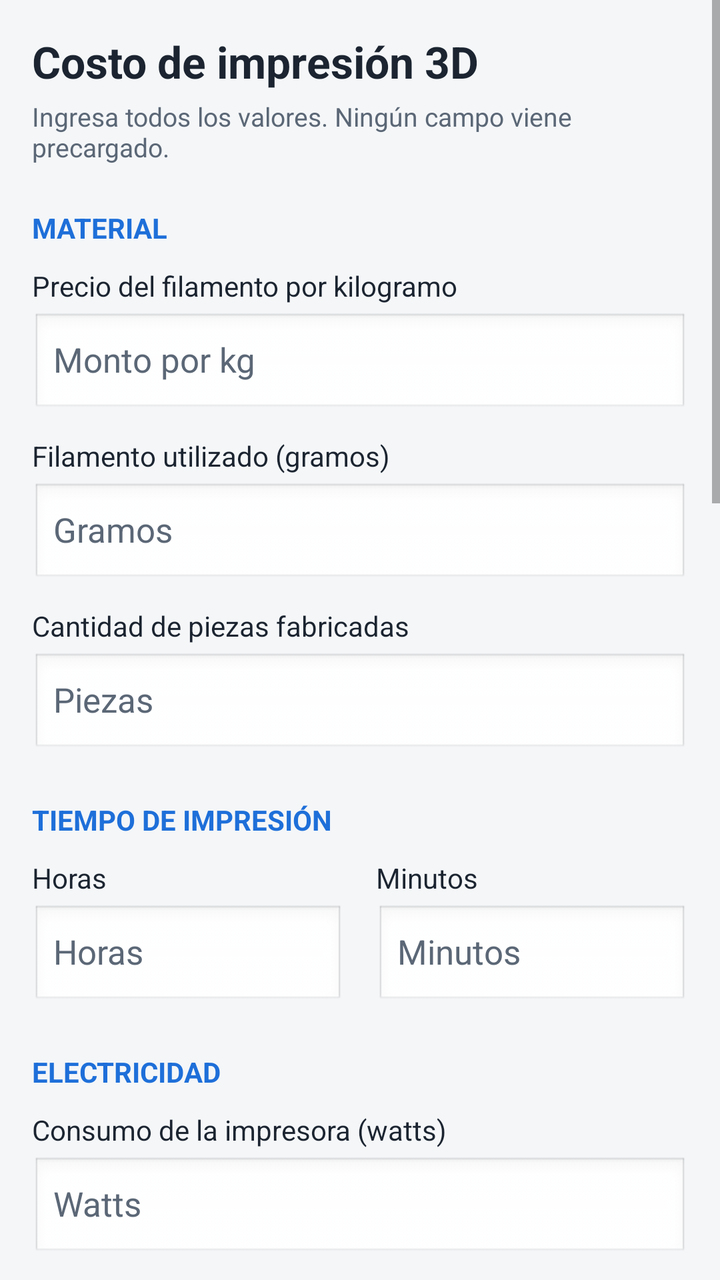
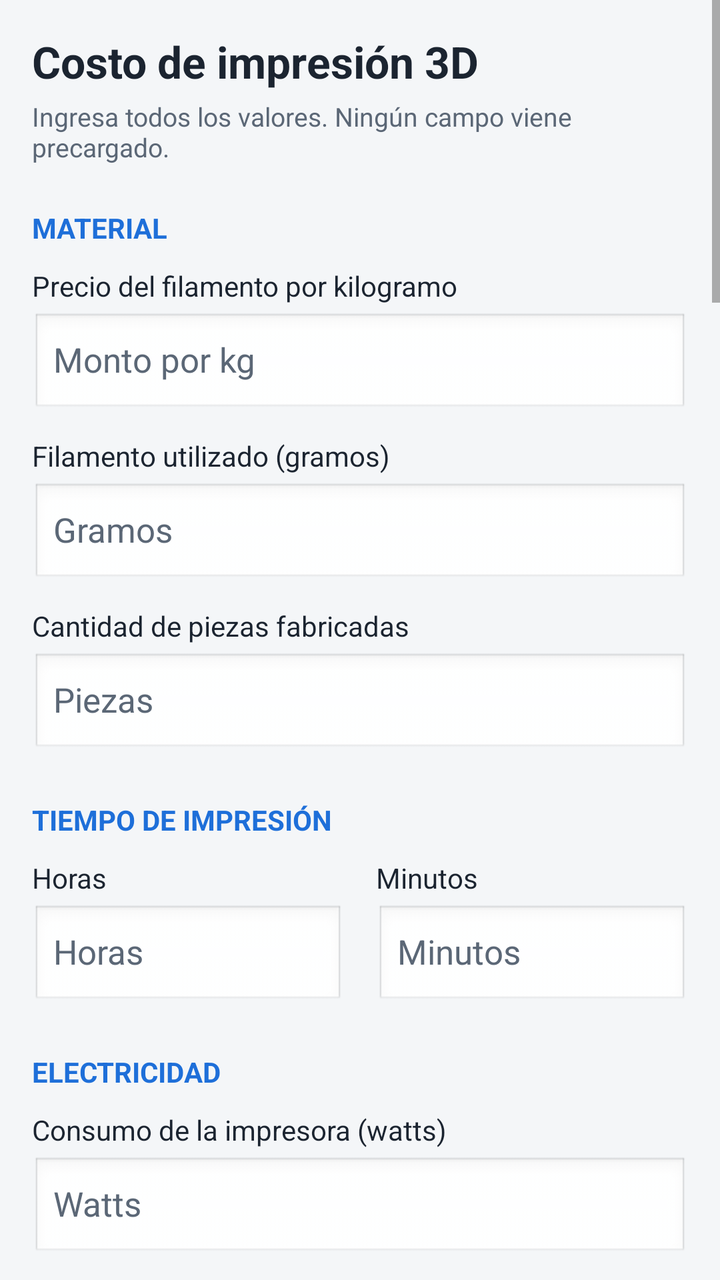

Compare the two renders of this Android layout. The source of the first and the diff that turns it into the second are given below.
<!-- AndroidManifest.xml: application theme AppTheme -->
<!-- res/layout/activity_main.xml -->
<?xml version="1.0" encoding="utf-8"?>
<ScrollView xmlns:android="http://schemas.android.com/apk/res/android"
    android:layout_width="match_parent"
    android:layout_height="match_parent"
    android:background="@color/fondo"
    android:fillViewport="true"
    android:scrollbars="vertical">

    <LinearLayout
        android:layout_width="match_parent"
        android:layout_height="wrap_content"
        android:orientation="vertical"
        android:padding="16dp">

        <TextView
            android:layout_width="match_parent"
            android:layout_height="wrap_content"
            android:text="@string/titulo"
            android:textColor="@color/texto"
            android:textSize="22sp"
            android:textStyle="bold" />

        <TextView
            android:layout_width="match_parent"
            android:layout_height="wrap_content"
            android:layout_marginTop="4dp"
            android:text="@string/subtitulo"
            android:textColor="@color/texto_suave"
            android:textSize="13sp" />

        
        <TextView style="@style/Seccion" android:text="@string/sec_material" />

        <TextView style="@style/Etiqueta" android:text="@string/lbl_precio_kg" />
        <EditText
            android:id="@+id/et_precio_kg"
            style="@style/Campo"
            android:hint="@string/hint_precio_kg"
            android:inputType="numberDecimal" />

        <TextView style="@style/Etiqueta" android:text="@string/lbl_gramos" />
        <EditText
            android:id="@+id/et_gramos"
            style="@style/Campo"
            android:hint="@string/hint_gramos"
            android:inputType="numberDecimal" />

        <TextView style="@style/Etiqueta" android:text="@string/lbl_piezas" />
        <EditText
            android:id="@+id/et_piezas"
            style="@style/Campo"
            android:hint="@string/hint_piezas"
            android:inputType="number" />

        
        <TextView style="@style/Seccion" android:text="@string/sec_tiempo" />

        <LinearLayout
            android:layout_width="match_parent"
            android:layout_height="wrap_content"
            android:orientation="horizontal">

            <LinearLayout
                android:layout_width="0dp"
                android:layout_height="wrap_content"
                android:layout_marginEnd="8dp"
                android:layout_weight="1"
                android:orientation="vertical">

                <TextView style="@style/Etiqueta" android:text="@string/lbl_horas" />
                <EditText
                    android:id="@+id/et_horas"
                    style="@style/Campo"
                    android:hint="@string/hint_horas"
                    android:inputType="numberDecimal" />
            </LinearLayout>

            <LinearLayout
                android:layout_width="0dp"
                android:layout_height="wrap_content"
                android:layout_marginStart="8dp"
                android:layout_weight="1"
                android:orientation="vertical">

                <TextView style="@style/Etiqueta" android:text="@string/lbl_minutos" />
                <EditText
                    android:id="@+id/et_minutos"
                    style="@style/Campo"
                    android:hint="@string/hint_minutos"
                    android:inputType="numberDecimal" />
            </LinearLayout>
        </LinearLayout>

        
        <TextView style="@style/Seccion" android:text="@string/sec_electricidad" />

        <TextView style="@style/Etiqueta" android:text="@string/lbl_watts" />
        <EditText
            android:id="@+id/et_watts"
            style="@style/Campo"
            android:hint="@string/hint_watts"
            android:inputType="numberDecimal" />

        <TextView style="@style/Etiqueta" android:text="@string/lbl_precio_kwh" />
        <EditText
            android:id="@+id/et_precio_kwh"
            style="@style/Campo"
            android:hint="@string/hint_precio_kwh"
            android:inputType="numberDecimal" />

        
        <TextView style="@style/Seccion" android:text="@string/sec_impresora" />

        <TextView style="@style/Etiqueta" android:text="@string/lbl_precio_impresora" />
        <EditText
            android:id="@+id/et_precio_impresora"
            style="@style/Campo"
            android:hint="@string/hint_precio_impresora"
            android:inputType="numberDecimal" />
        <LinearLayout style="@style/FilaSugerido">
            <TextView
                android:id="@+id/tv_sug_precio_impresora"
                style="@style/TextoSugerido" />
            <Button
                android:id="@+id/btn_usar_precio_impresora"
                style="@style/BotonUsar" />
        </LinearLayout>

        <TextView style="@style/Etiqueta" android:text="@string/lbl_vida_util" />
        <EditText
            android:id="@+id/et_vida_util"
            style="@style/Campo"
            android:hint="@string/hint_vida_util"
            android:inputType="numberDecimal" />
        <LinearLayout style="@style/FilaSugerido">
            <TextView
                android:id="@+id/tv_sug_vida_util"
                style="@style/TextoSugerido" />
            <Button
                android:id="@+id/btn_usar_vida_util"
                style="@style/BotonUsar" />
        </LinearLayout>

        <TextView style="@style/Etiqueta" android:text="@string/lbl_mantenimiento" />
        <EditText
            android:id="@+id/et_mantenimiento"
            style="@style/Campo"
            android:hint="@string/hint_mantenimiento"
            android:imeOptions="actionDone"
            android:inputType="numberDecimal" />
        <LinearLayout style="@style/FilaSugerido">
            <TextView
                android:id="@+id/tv_sug_mantenimiento"
                style="@style/TextoSugerido" />
            <Button
                android:id="@+id/btn_usar_mantenimiento"
                style="@style/BotonUsar" />
        </LinearLayout>

        
        <LinearLayout
            android:layout_width="match_parent"
            android:layout_height="wrap_content"
            android:layout_marginTop="20dp"
            android:orientation="horizontal">

            <Button
                android:id="@+id/btn_calcular"
                android:layout_width="0dp"
                android:layout_height="52dp"
                android:layout_marginEnd="8dp"
                android:layout_weight="1"
                android:text="@string/btn_calcular"
                android:textStyle="bold" />

            <Button
                android:id="@+id/btn_limpiar"
                android:layout_width="0dp"
                android:layout_height="52dp"
                android:layout_marginStart="8dp"
                android:layout_weight="1"
                android:text="@string/btn_limpiar" />
        </LinearLayout>

        <TextView
            android:id="@+id/tv_status"
            android:layout_width="match_parent"
            android:layout_height="wrap_content"
            android:layout_marginTop="12dp"
            android:text="@string/status_inicial"
            android:textColor="@color/texto_suave"
            android:textSize="14sp" />

        
        <TextView style="@style/Seccion" android:text="@string/sec_resultados" />

        <LinearLayout
            android:layout_width="match_parent"
            android:layout_height="wrap_content"
            android:background="@color/tarjeta"
            android:orientation="vertical"
            android:padding="14dp">

            <LinearLayout style="@style/FilaResultado">
                <TextView style="@style/ResultadoEtiqueta" android:text="@string/res_material" />
                <TextView
                    android:id="@+id/tv_material"
                    style="@style/ResultadoValor"
                    android:text="@string/vacio" />
            </LinearLayout>

            <LinearLayout style="@style/FilaResultado">
                <TextView style="@style/ResultadoEtiqueta" android:text="@string/res_electricidad" />
                <TextView
                    android:id="@+id/tv_electricidad"
                    style="@style/ResultadoValor"
                    android:text="@string/vacio" />
            </LinearLayout>

            <LinearLayout style="@style/FilaResultado">
                <TextView style="@style/ResultadoEtiqueta" android:text="@string/res_depreciacion" />
                <TextView
                    android:id="@+id/tv_depreciacion"
                    style="@style/ResultadoValor"
                    android:text="@string/vacio" />
            </LinearLayout>

            <LinearLayout style="@style/FilaResultado">
                <TextView style="@style/ResultadoEtiqueta" android:text="@string/res_mantenimiento" />
                <TextView
                    android:id="@+id/tv_mantenimiento"
                    style="@style/ResultadoValor"
                    android:text="@string/vacio" />
            </LinearLayout>

            <View
                android:layout_width="match_parent"
                android:layout_height="1dp"
                android:layout_marginTop="6dp"
                android:layout_marginBottom="6dp"
                android:background="@color/linea" />

            <LinearLayout style="@style/FilaResultado">
                <TextView
                    style="@style/ResultadoEtiqueta"
                    android:text="@string/res_total"
                    android:textStyle="bold" />
                <TextView
                    android:id="@+id/tv_total"
                    style="@style/ResultadoValor"
                    android:text="@string/vacio"
                    android:textSize="20sp" />
            </LinearLayout>

            <LinearLayout style="@style/FilaResultado">
                <TextView
                    style="@style/ResultadoEtiqueta"
                    android:text="@string/res_unitario"
                    android:textStyle="bold" />
                <TextView
                    android:id="@+id/tv_unitario"
                    style="@style/ResultadoValor"
                    android:text="@string/vacio"
                    android:textSize="20sp" />
            </LinearLayout>
        </LinearLayout>

        <TextView
            android:layout_width="match_parent"
            android:layout_height="wrap_content"
            android:layout_marginTop="12dp"
            android:layout_marginBottom="24dp"
            android:text="@string/nota_formato"
            android:textColor="@color/texto_suave"
            android:textSize="12sp" />
    </LinearLayout>
</ScrollView>
<!-- resources referenced by this layout -->
<resources>
  <color name="fondo">#F4F6F8</color>
  <color name="linea">#D5DBE2</color>
  <color name="tarjeta">#FFFFFF</color>
  <color name="texto">#1B2430</color>
  <color name="texto_suave">#5B6776</color>
  <string name="btn_calcular">CALCULAR</string>
  <string name="btn_limpiar">LIMPIAR</string>
  <string name="hint_gramos">Gramos</string>
  <string name="hint_horas">Horas</string>
  <string name="hint_minutos">Minutos</string>
  <string name="hint_piezas">Piezas</string>
  <string name="hint_precio_kg">Monto por kg</string>
  <string name="hint_precio_kwh">Monto por kWh</string>
  <string name="hint_watts">Watts</string>
  <string name="lbl_horas">Horas</string>
  <string name="lbl_minutos">Minutos</string>
  <string name="nota_formato">Usa punto o coma como separador decimal, sin separador de miles. Los montos se muestran en pesos chilenos (CLP), redondeados al peso; los cálculos internos usan los valores exactos.</string>
  <string name="res_depreciacion">Depreciación</string>
  <string name="res_electricidad">Electricidad</string>
  <string name="res_material">Material</string>
  <string name="res_total">COSTO TOTAL</string>
  <string name="res_unitario">COSTO UNITARIO</string>
  <string name="sec_electricidad">Electricidad</string>
  <string name="sec_impresora">Impresora</string>
  <string name="sec_material">Material</string>
  <string name="sec_resultados">Resultados</string>
  <string name="sec_tiempo">Tiempo de impresión</string>
  <string name="titulo">Costo de impresión 3D</string>
  <string name="vacio">—</string>
  <string name="btn_usar">USAR</string>
  <color name="acento">#1E6FD9</color>
  <!-- unchanged entries left out for length: 25 -->
</resources>

<!-- the commit's change to res/layout/activity_main.xml (unified diff, before → after) -->
@@ -109,6 +109,90 @@
             android:inputType="numberDecimal" />
 
         
+        <TextView style="@style/Subtitulo" android:text="@string/sub_region" />
+
+        <Spinner
+            android:id="@+id/sp_region"
+            android:layout_width="match_parent"
+            android:layout_height="52dp"
+            android:layout_marginTop="4dp" />
+
+        <Button
+            android:id="@+id/btn_detectar"
+            android:layout_width="match_parent"
+            android:layout_height="48dp"
+            android:layout_marginTop="6dp"
+            android:text="@string/btn_detectar" />
+
+        <TextView
+            android:id="@+id/tv_region_info"
+            android:layout_width="match_parent"
+            android:layout_height="wrap_content"
+            android:layout_marginTop="6dp"
+            android:text="@string/region_info_inicial"
+            android:textColor="@color/texto"
+            android:textSize="13sp" />
+
+        <LinearLayout style="@style/FilaSugerido">
+            <TextView
+                android:id="@+id/tv_region_ref"
+                style="@style/TextoSugerido"
+                android:text="@string/region_ref_ninguna" />
+            <Button
+                android:id="@+id/btn_usar_region"
+                style="@style/BotonUsar" />
+        </LinearLayout>
+
+        
+        <TextView style="@style/Subtitulo" android:text="@string/sub_boleta" />
+
+        <LinearLayout
+            android:layout_width="match_parent"
+            android:layout_height="wrap_content"
+            android:orientation="horizontal">
+
+            <LinearLayout
+                android:layout_width="0dp"
+                android:layout_height="wrap_content"
+                android:layout_marginEnd="8dp"
+                android:layout_weight="1"
+                android:orientation="vertical">
+
+                <TextView style="@style/Etiqueta" android:text="@string/lbl_boleta_monto" />
+                <EditText
+                    android:id="@+id/et_boleta_monto"
+                    style="@style/Campo"
+                    android:hint="@string/hint_boleta_monto"
+                    android:inputType="numberDecimal" />
+            </LinearLayout>
+
+            <LinearLayout
+                android:layout_width="0dp"
+                android:layout_height="wrap_content"
+                android:layout_marginStart="8dp"
+                android:layout_weight="1"
+                android:orientation="vertical">
+
+                <TextView style="@style/Etiqueta" android:text="@string/lbl_boleta_kwh" />
+                <EditText
+                    android:id="@+id/et_boleta_kwh"
+                    style="@style/Campo"
+                    android:hint="@string/hint_boleta_kwh"
+                    android:inputType="numberDecimal" />
+            </LinearLayout>
+        </LinearLayout>
+
+        <LinearLayout style="@style/FilaSugerido">
+            <TextView
+                android:id="@+id/tv_boleta_resultado"
+                style="@style/TextoSugerido"
+                android:text="@string/boleta_ayuda" />
+            <Button
+                android:id="@+id/btn_usar_boleta"
+                style="@style/BotonUsar" />
+        </LinearLayout>
+
+        
         <TextView style="@style/Seccion" android:text="@string/sec_impresora" />
 
         <TextView style="@style/Etiqueta" android:text="@string/lbl_precio_impresora" />
@@ -146,7 +230,6 @@
             android:id="@+id/et_mantenimiento"
             style="@style/Campo"
             android:hint="@string/hint_mantenimiento"
-            android:imeOptions="actionDone"
             android:inputType="numberDecimal" />
         <LinearLayout style="@style/FilaSugerido">
             <TextView
@@ -158,6 +241,47 @@
         </LinearLayout>
 
         
+        <TextView style="@style/Seccion" android:text="@string/sec_extras" />
+
+        <TextView style="@style/Etiqueta" android:text="@string/lbl_horas_trabajo" />
+        <EditText
+            android:id="@+id/et_horas_trabajo"
+            style="@style/Campo"
+            android:hint="@string/hint_horas_trabajo"
+            android:inputType="numberDecimal" />
+
+        <TextView style="@style/Etiqueta" android:text="@string/lbl_costo_hora_trabajo" />
+        <EditText
+            android:id="@+id/et_costo_hora_trabajo"
+            style="@style/Campo"
+            android:hint="@string/hint_costo_hora_trabajo"
+            android:inputType="numberDecimal" />
+
+        <TextView style="@style/Etiqueta" android:text="@string/lbl_merma" />
+        <EditText
+            android:id="@+id/et_merma"
+            style="@style/Campo"
+            android:hint="@string/hint_merma"
+            android:inputType="numberDecimal" />
+
+        <TextView style="@style/Etiqueta" android:text="@string/lbl_margen" />
+        <EditText
+            android:id="@+id/et_margen"
+            style="@style/Campo"
+            android:hint="@string/hint_margen"
+            android:imeOptions="actionDone"
+            android:inputType="numberDecimal" />
+
+        <CheckBox
+            android:id="@+id/cb_iva"
+            android:layout_width="match_parent"
+            android:layout_height="wrap_content"
+            android:layout_marginTop="8dp"
+            android:text="@string/cb_iva"
+            android:textColor="@color/texto"
+            android:textSize="14sp" />
+
+        
         <LinearLayout
             android:layout_width="match_parent"
             android:layout_height="wrap_content"
@@ -229,6 +353,22 @@
                 <TextView style="@style/ResultadoEtiqueta" android:text="@string/res_mantenimiento" />
                 <TextView
                     android:id="@+id/tv_mantenimiento"
+                    style="@style/ResultadoValor"
+                    android:text="@string/vacio" />
+            </LinearLayout>
+
+            <LinearLayout style="@style/FilaResultado">
+                <TextView style="@style/ResultadoEtiqueta" android:text="@string/res_mano_obra" />
+                <TextView
+                    android:id="@+id/tv_mano_obra"
+                    style="@style/ResultadoValor"
+                    android:text="@string/vacio" />
+            </LinearLayout>
+
+            <LinearLayout style="@style/FilaResultado">
+                <TextView style="@style/ResultadoEtiqueta" android:text="@string/res_merma" />
+                <TextView
+                    android:id="@+id/tv_merma"
                     style="@style/ResultadoValor"
                     android:text="@string/vacio" />
             </LinearLayout>
@@ -262,6 +402,41 @@
                     style="@style/ResultadoValor"
                     android:text="@string/vacio"
                     android:textSize="20sp" />
+            </LinearLayout>
+        </LinearLayout>
+
+        
+        <TextView style="@style/Seccion" android:text="@string/sec_venta" />
+
+        <LinearLayout
+            android:layout_width="match_parent"
+            android:layout_height="wrap_content"
+            android:background="@color/tarjeta"
+            android:orientation="vertical"
+            android:padding="14dp">
+
+            <LinearLayout style="@style/FilaResultado">
+                <TextView style="@style/ResultadoEtiqueta" android:text="@string/res_precio_venta" />
+                <TextView
+                    android:id="@+id/tv_precio_venta"
+                    style="@style/ResultadoValor"
+                    android:text="@string/vacio" />
+            </LinearLayout>
+
+            <LinearLayout style="@style/FilaResultado">
+                <TextView style="@style/ResultadoEtiqueta" android:text="@string/res_precio_iva" />
+                <TextView
+                    android:id="@+id/tv_precio_iva"
+                    style="@style/ResultadoValor"
+                    android:text="@string/vacio" />
+            </LinearLayout>
+
+            <LinearLayout style="@style/FilaResultado">
+                <TextView style="@style/ResultadoEtiqueta" android:text="@string/res_ganancia" />
+                <TextView
+                    android:id="@+id/tv_ganancia"
+                    style="@style/ResultadoValor"
+                    android:text="@string/vacio" />
             </LinearLayout>
         </LinearLayout>
 
<!-- resource entries referenced after the edit -->
@@ -5,30 +5,64 @@
   <color name="tarjeta">#FFFFFF</color>
   <color name="texto">#1B2430</color>
   <color name="texto_suave">#5B6776</color>
+  <string name="boleta_ayuda">Ingresa el monto total y los kWh de tu boleta.</string>
   <string name="btn_calcular">CALCULAR</string>
+  <string name="btn_detectar">DETECTAR MI REGIÓN</string>
   <string name="btn_limpiar">LIMPIAR</string>
+  <string name="cb_iva">Mostrar el precio de venta con IVA (19%)</string>
+  <string name="hint_boleta_kwh">kWh</string>
+  <string name="hint_boleta_monto">Monto total</string>
+  <string name="hint_costo_hora_trabajo">Monto por hora</string>
   <string name="hint_gramos">Gramos</string>
   <string name="hint_horas">Horas</string>
+  <string name="hint_horas_trabajo">Horas</string>
+  <string name="hint_margen">Porcentaje</string>
+  <string name="hint_merma">Porcentaje</string>
   <string name="hint_minutos">Minutos</string>
   <string name="hint_piezas">Piezas</string>
   <string name="hint_precio_kg">Monto por kg</string>
   <string name="hint_precio_kwh">Monto por kWh</string>
   <string name="hint_watts">Watts</string>
+  <string name="lbl_boleta_kwh">kWh consumidos</string>
+  <string name="lbl_boleta_monto">Monto total de la boleta</string>
+  <string name="lbl_costo_hora_trabajo">Mano de obra: costo por hora de trabajo</string>
   <string name="lbl_horas">Horas</string>
+  <string name="lbl_horas_trabajo">Mano de obra: horas de trabajo (lijado, pintura, armado)</string>
+  <string name="lbl_margen">Margen de ganancia sobre el costo (%)</string>
+  <string name="lbl_merma">Merma / impresiones fallidas (%)</string>
   <string name="lbl_minutos">Minutos</string>
-  <string name="nota_formato">Usa punto o coma como separador decimal, sin separador de miles. Los montos se muestran en pesos chilenos (CLP), redondeados al peso; los cálculos internos usan los valores exactos.</string>
+  <string name="nota_formato">Usa punto o coma como separador decimal, sin separador de miles. Los montos se muestran en pesos chilenos (CLP), redondeados al peso; los cálculos internos usan los valores exactos. La merma se calcula sobre material, electricidad, depreciación y mantenimiento. El margen es sobre el costo unitario. Los valores referenciales de kWh no son oficiales: confirma el precio con tu boleta.</string>
+  <string name="region_info_inicial">Elige tu región o toca DETECTAR MI REGIÓN.</string>
+  <string name="region_ref_ninguna">Elige una región para ver un valor referencial.</string>
   <string name="res_depreciacion">Depreciación</string>
   <string name="res_electricidad">Electricidad</string>
+  <string name="res_ganancia">Ganancia del lote (sin IVA)</string>
+  <string name="res_mano_obra">Mano de obra</string>
   <string name="res_material">Material</string>
+  <string name="res_merma">Merma / fallos</string>
+  <string name="res_precio_iva">Precio de venta unitario con IVA</string>
+  <string name="res_precio_venta">Precio de venta unitario (sin IVA)</string>
   <string name="res_total">COSTO TOTAL</string>
   <string name="res_unitario">COSTO UNITARIO</string>
   <string name="sec_electricidad">Electricidad</string>
+  <string name="sec_extras">Extras (opcionales)</string>
   <string name="sec_impresora">Impresora</string>
   <string name="sec_material">Material</string>
   <string name="sec_resultados">Resultados</string>
   <string name="sec_tiempo">Tiempo de impresión</string>
+  <string name="sec_venta">Precio de venta</string>
+  <string name="sub_boleta">Calcular el precio del kWh desde tu boleta</string>
+  <string name="sub_region">Precio del kWh según tu región</string>
   <string name="titulo">Costo de impresión 3D</string>
   <string name="vacio">—</string>
+  <style name="Subtitulo">
+          <item name="android:layout_width">match_parent</item>
+          <item name="android:layout_height">wrap_content</item>
+          <item name="android:layout_marginTop">18dp</item>
+          <item name="android:textColor">@color/texto</item>
+          <item name="android:textSize">14sp</item>
+          <item name="android:textStyle">bold</item>
+      </style>
   <string name="btn_usar">USAR</string>
   <color name="acento">#1E6FD9</color>
   <!-- unchanged entries left out for length: 25 -->
